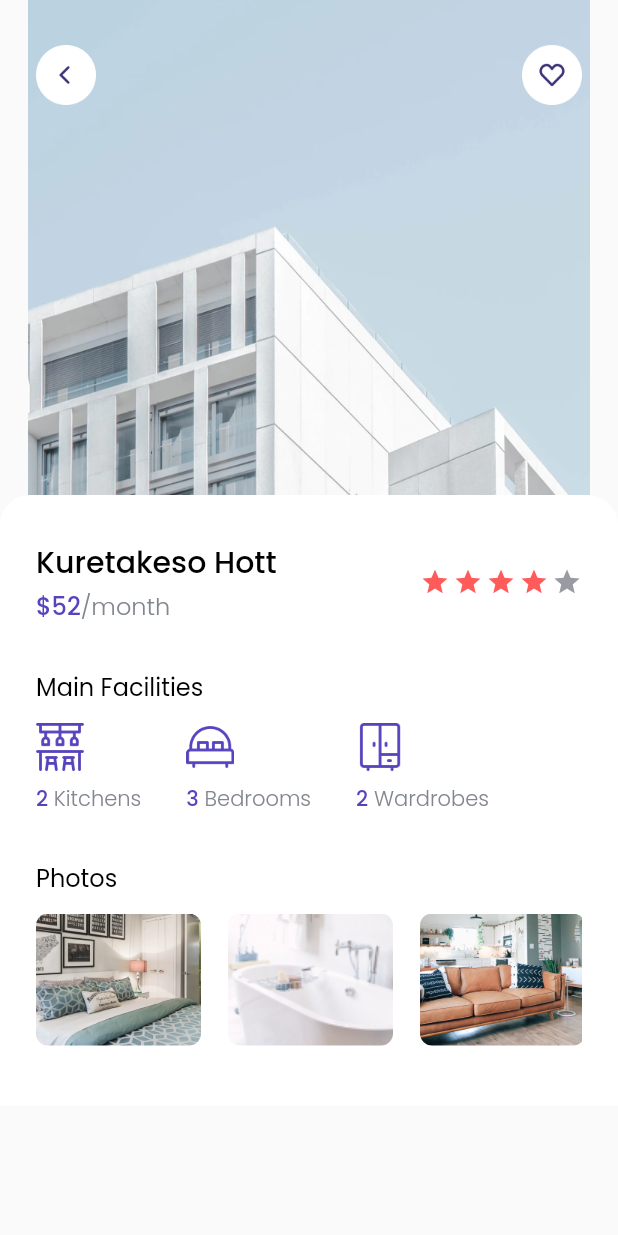
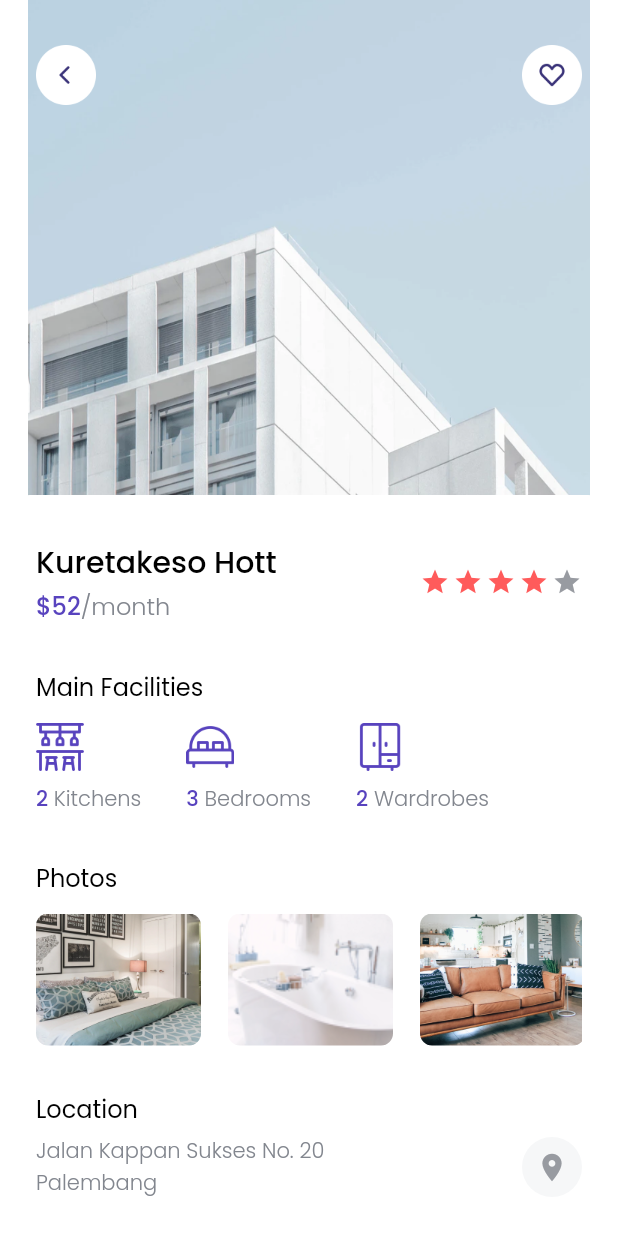
Before and after one commit to HarunNurahman/cozy-home, a Flutter app: the DetailScreen screen opened directly, on a phone screen of 412 x 824 dp. Run offline on Flutter 3.47's test engine with Material 2 defaults, Android fonts, the phone set to English and light mode, and no system bars; our stand-ins replace device_preview, google_fonts.

Commit message:
Additional Changes

```diff
--- a/lib/pages/detail_screen.dart
+++ b/lib/pages/detail_screen.dart
@@ -9,6 +9,7 @@ class DetailScreen extends StatelessWidget {
   @override
   Widget build(BuildContext context) {
     return Scaffold(
+      backgroundColor: whiteColor,
       body: SafeArea(
         bottom: false,
         child: Stack(
@@ -17,25 +18,6 @@ class DetailScreen extends StatelessWidget {
               'assets/images/img_cover.png',
               height: 350,
               width: MediaQuery.of(context).size.width,
-            ),
-            Padding(
-              padding: EdgeInsets.symmetric(vertical: 30, horizontal: edge),
-              child: Row(
-                mainAxisAlignment: MainAxisAlignment.spaceBetween,
-                children: [
-                  InkWell(
-                    onTap: (() => Navigator.pop(context)),
-                    child: Image.asset(
-                      'assets/images/btn_back.png',
-                      width: 40,
-                    ),
-                  ),
-                  Image.asset(
-                    'assets/images/btn_wishlist.png',
-                    width: 40,
-                  ),
-                ],
-              ),
             ),
             SingleChildScrollView(
               child: Column(
@@ -73,7 +55,105 @@ class DetailScreen extends StatelessWidget {
                           ),
                         ),
                         const SizedBox(height: 12),
+                        detailPic(),
+                        const SizedBox(height: 30),
                         Padding(
+                          padding: EdgeInsets.only(left: edge),
+                          child: Text(
+                            'Location',
+                            style: regularTextStyle.copyWith(fontSize: 16),
+                          ),
+                        ),
+                        const SizedBox(height: 6),
+                        location(),
+                        const SizedBox(height: 40),
+                        Container(
+                          margin: EdgeInsets.symmetric(horizontal: edge),
+                          height: 50,
+                          width: MediaQuery.of(context).size.width - (2 * edge),
+                          child: ElevatedButton(
+                            onPressed: () {},
+                            style: ElevatedButton.styleFrom(
+                              primary: purpleColor,
+                              shape: RoundedRectangleBorder(
+                                borderRadius: BorderRadius.circular(17),
+                              ),
+                            ),
+                            child: Text(
+                              'Book Now',
+                              style: whiteTextStyle.copyWith(fontSize: 18),
+                            ),
+                          ),
+                        ),
+                        const SizedBox(height: 40),
+                      ],
+                    ),
+                  ),
+                ],
+              ),
+            ),
+            topButton(context),
+          ],
+        ),
+      ),
+    );
+  }
+
+  Padding topButton(BuildContext context) {
+    return Padding(
+      padding: EdgeInsets.symmetric(vertical: 30, horizontal: edge),
+      child: Row(
+        mainAxisAlignment: MainAxisAlignment.spaceBetween,
+        children: [
+          InkWell(
+            onTap: (() => Navigator.pop(context)),
+            child: Image.asset(
+              'assets/images/btn_back.png',
+              width: 40,
+            ),
+          ),
+          Image.asset(
+            'assets/images/btn_wishlist.png',
+            width: 40,
+          ),
+        ],
+      ),
+    );
+  }
+
+  Padding location() {
+    return Padding(
+      padding: EdgeInsets.symmetric(horizontal: edge),
+      child: Row(
+        mainAxisAlignment: MainAxisAlignment.spaceBetween,
+        children: [
+          Text(
+            'Jalan Kappan Sukses No. 20\nPalembang',
+            style: greyTextStyle.copyWith(fontSize: 14),
+          ),
+          InkWell(
+            onTap: () {},
+            child: Container(
+              width: 40,
+              height: 40,
+              decoration: BoxDecoration(
+                color: Color(0xFFF6F7F8),
+                shape: BoxShape.circle,
+              ),
+              child: Icon(
+                Icons.location_on,
+                size: 22,
+                color: Color(0xFF989BA1),
+              ),
+            ),
+          )
+        ],
+      ),
+    );
+  }
+
+  Padding detailPic() {
+    return Padding(
       padding: EdgeInsets.symmetric(horizontal: edge),
       child: SingleChildScrollView(
         scrollDirection: Axis.horizontal,
@@ -91,17 +171,6 @@ class DetailScreen extends StatelessWidget {
               imageUrl: 'assets/images/img_detailpic_3.png',
             ),
             const SizedBox(width: 18),
-                              ],
-                            ),
-                          ),
-                        ),
-                        const SizedBox(height: 40),
-                      ],
-                    ),
-                  ),
-                ],
-              ),
-            ),
           ],
         ),
       ),
--- a/lib/pages/home_screen.dart
+++ b/lib/pages/home_screen.dart
@@ -14,6 +14,7 @@ class HomeScreen extends StatelessWidget {
   @override
   Widget build(BuildContext context) {
     return Scaffold(
+      backgroundColor: whiteColor,
       body: SafeArea(
         bottom: false,
         child: ListView(
--- a/lib/pages/splash_screen.dart
+++ b/lib/pages/splash_screen.dart
@@ -8,6 +8,7 @@ class SplashScreen extends StatelessWidget {
   @override
   Widget build(BuildContext context) {
     return Scaffold(
+      backgroundColor: whiteColor,
       body: SafeArea(
         bottom: false,
         child: Stack(
```
Lines whose indentation alone changed are shown as unchanged.
